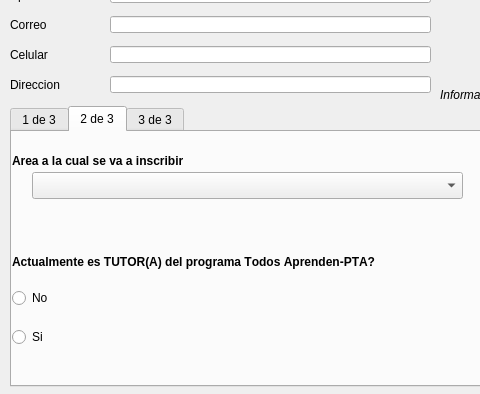
This is SGC/Vista/VistaPreinscribirLT.ui in fernandosanchez1128/SGC as Qt 5 draws it before an edit; both pictures show x 0 to 480 and y 184 to 578 of the 644 by 578 pixel window. The edited form follows.
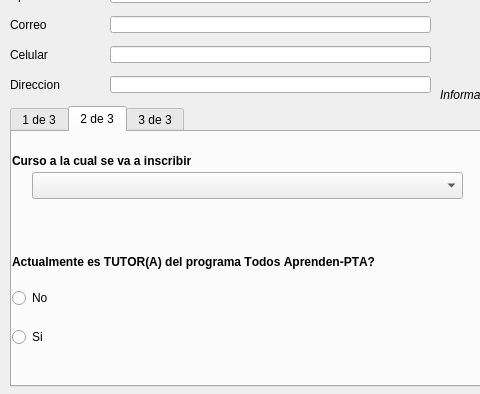
This is the edited form. The open tabs and pages were chosen to show the change.

Patch:
```diff
--- a/SGC/Vista/VistaPreinscribirLT.ui
+++ b/SGC/Vista/VistaPreinscribirLT.ui
@@ -315,7 +315,7 @@
          </font>
         </property>
         <property name="text">
-         <string>Area a la cual se va a inscribir</string>
+         <string>Curso a la cual se va a inscribir</string>
         </property>
        </widget>
        <widget class="QWidget" name="verticalLayoutWidget">
```
Left out of the diff: 40 changed lines with no effect on the pictures.
